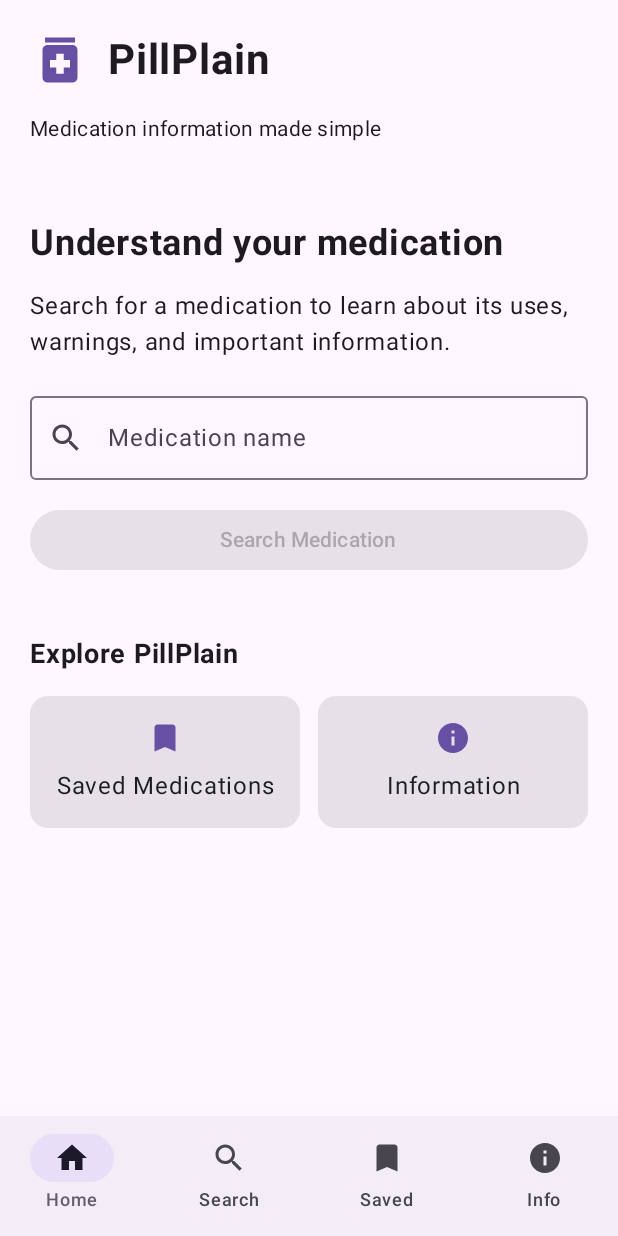
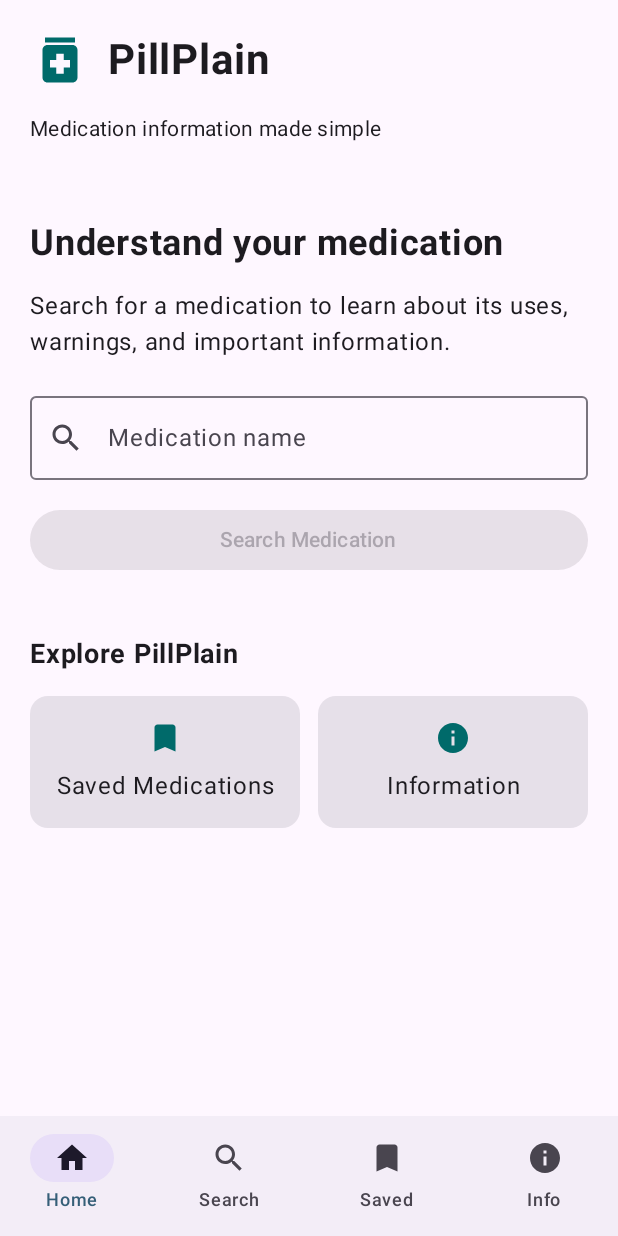
Before and after one commit to aedwardsxula/PillPlain, an Android app built with Jetpack Compose: the screen it shows after launch (MainActivity), on a phone screen of 412 x 824 dp. Run offline under Robolectric (Android 15) with nearby library versions, the phone set to English and light mode, and no system bars.

Commit message:
Apply teal and navy theme across PillPlain

```diff
--- a/app/src/main/java/edu/pdugas/pillrx/MainActivity.kt
+++ b/app/src/main/java/edu/pdugas/pillrx/MainActivity.kt
@@ -24,7 +24,7 @@ class MainActivity : ComponentActivity() {
     override fun onCreate(savedInstanceState: Bundle?) {
         super.onCreate(savedInstanceState)
         setContent {
-            MaterialTheme {
+            edu.pdugas.pillrx.ui.theme.PillRxTheme {
                 PillPlainApp()
             }
         }
--- a/app/src/main/java/edu/pdugas/pillrx/ui/theme/Color.kt
+++ b/app/src/main/java/edu/pdugas/pillrx/ui/theme/Color.kt
@@ -2,10 +2,10 @@ package edu.pdugas.pillrx.ui.theme
 
 import androidx.compose.ui.graphics.Color
 
-val Purple80 = Color(0xFFD0BCFF)
-val PurpleGrey80 = Color(0xFFCCC2DC)
-val Pink80 = Color(0xFFEFB8C8)
+val Teal40 = Color(0xFF006A6A)
+val Navy40 = Color(0xFF355F78)
+val Blue40 = Color(0xFF365E9D)
 
-val Purple40 = Color(0xFF6650a4)
-val PurpleGrey40 = Color(0xFF625b71)
-val Pink40 = Color(0xFF7D5260)
+val Teal80 = Color(0xFF80D5D4)
+val Navy80 = Color(0xFFA1CBE6)
+val Blue80 = Color(0xFFA9C7FF)
--- a/app/src/main/java/edu/pdugas/pillrx/ui/theme/Theme.kt
+++ b/app/src/main/java/edu/pdugas/pillrx/ui/theme/Theme.kt
@@ -12,15 +12,15 @@ import androidx.compose.runtime.Composable
 import androidx.compose.ui.platform.LocalContext
 
 private val DarkColorScheme = darkColorScheme(
-    primary = Purple80,
-    secondary = PurpleGrey80,
-    tertiary = Pink80
+    primary = Teal80,
+    secondary = Navy80,
+    tertiary = Blue80
 )
 
 private val LightColorScheme = lightColorScheme(
-    primary = Purple40,
-    secondary = PurpleGrey40,
-    tertiary = Pink40
+    primary = Teal40,
+    secondary = Navy40,
+    tertiary = Blue40
 
     /* Other default colors to override
     background = Color(0xFFFFFBFE),
@@ -37,7 +37,7 @@ private val LightColorScheme = lightColorScheme(
 fun PillRxTheme(
     darkTheme: Boolean = isSystemInDarkTheme(),
     // Dynamic color is available on Android 12+
-    dynamicColor: Boolean = true,
+    dynamicColor: Boolean = false,
     content: @Composable () -> Unit
 ) {
     val colorScheme = when {
```
